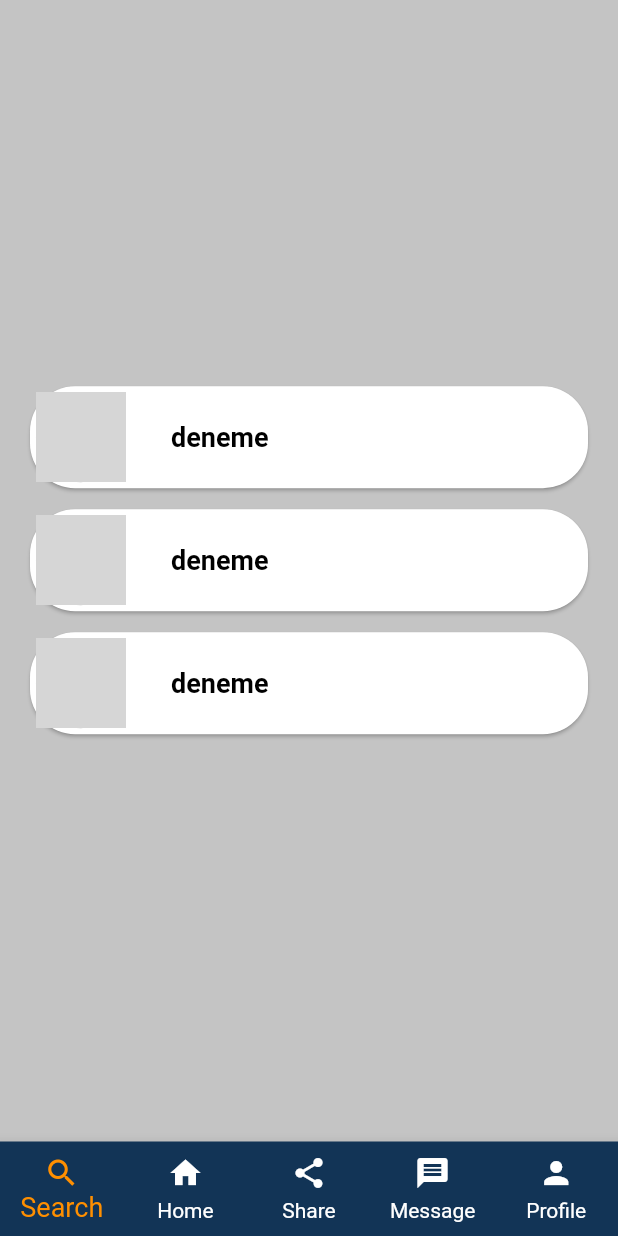
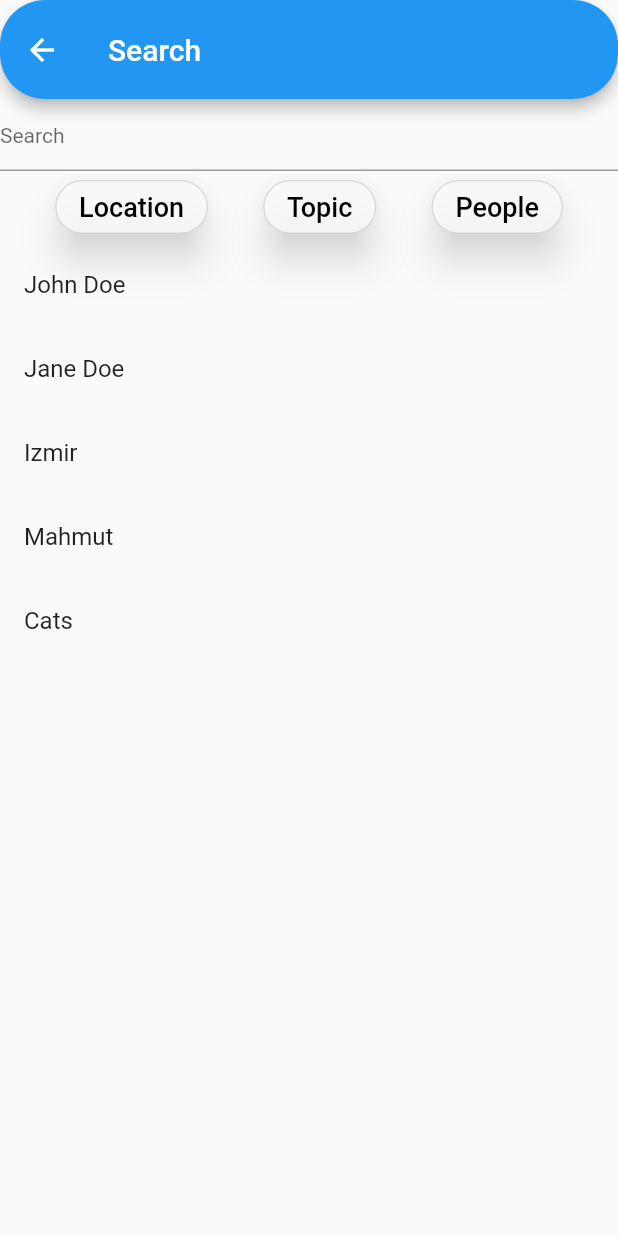
Before and after one commit to Flutter-Social-Media-Clone/Flutter-Social-Media-Clone, a Flutter app: the screen it shows after launch, on a phone screen of 412 x 824 dp. Run offline on Flutter 3.47's test engine with Material 2 defaults, Android fonts, the phone set to English and light mode, and no system bars; our stand-ins replace carousel_slider, shared_preferences, stacked; grey boxes are pictures that could not be loaded.

Commit message:
added search bar

```diff
--- /dev/null
+++ b/lib/core/models/search_bar.dart
@@ -0,0 +1,135 @@
+import 'package:cs310insta/core/models/search_bar.dart';
+import 'package:cs310insta/ui/main_app_screen/main_app_viewmodel.dart';
+import 'package:cs310insta/utils/color.dart';
+import 'package:flutter/material.dart';
+import 'package:stacked/stacked.dart';
+import 'package:cs310insta/utils/style.dart';
+
+class SearchBar extends StatefulWidget {
+  SearchBar({
+    Key key,
+  }) : super(key: key);
+
+  @override
+  _SearchBar createState() => _SearchBar();
+}
+
+class _SearchBar extends State<SearchBar> {
+  List fooList = ['John Doe', 'Jane Doe', 'Izmir', 'Mahmut', 'Cats'];
+  List filteredList = List();
+  @override
+  void initState() {
+    super.initState();
+    filteredList = fooList;
+  }
+
+  void filter(String inputString) {
+    filteredList =
+        fooList.where((i) => i.toLowerCase().contains(inputString)).toList();
+    setState(() {});
+  }
+
+  @override
+  Widget build(BuildContext context) {
+    return Scaffold(
+      appBar: AppBar(
+            leading: Icon(Icons.arrow_back_outlined ),
+            toolbarHeight: 66, // default is 56
+              //toolbarOpacity: 1,
+            shape:
+                  RoundedRectangleBorder(borderRadius: BorderRadius.circular(30)),
+            title: Text('Search'),
+      ),
+      body: Column(
+        children: [
+          TextField(
+            decoration: InputDecoration(
+              hintText: 'Search ',
+              hintStyle: TextStyle(
+                fontSize: 14,
+              ),
+            ),
+            onChanged: (text) {
+              text = text.toLowerCase();
+              filter(text);
+            },
+          ),
+          Expanded(
+    child: Container(
+      height: 150,
+      child: Column(
+        children: <Widget>[
+          Row(
+              mainAxisSize: MainAxisSize.max,
+              mainAxisAlignment: MainAxisAlignment.spaceEvenly,
+              children: <Widget>[
+                OutlinedButton(
+                 child: Text(
+                 "Location",
+                  style: login_signupButtonTextStyle,
+                  ),
+                  style: login_signupButtonStyle,
+                  onPressed: () {}),
+                OutlinedButton(
+                 child: Text(
+                 "Topic",
+                  style: login_signupButtonTextStyle,
+                  ),
+                  style: login_signupButtonStyle,
+                  onPressed: () {},
+                ),
+                OutlinedButton(
+                 child: Text(
+                 "People",
+                  style: login_signupButtonTextStyle,
+                  ),
+                  style: login_signupButtonStyle,
+                  onPressed: () {},
+                ),
+              ]),
+          Expanded(
+            child: ListView.builder(
+              itemCount: filteredList.length,
+              itemBuilder: (BuildContext context, int index) => ListTile(
+                title: Text(filteredList[index]),
+                onTap: () {
+                  Navigator.push(
+                    context,
+                    MaterialPageRoute(
+                      builder: (context) => Display(
+                        text: filteredList[index],
+                      ),
+                    ),
+                  );
+                },
+              ),
+            ),
+          )
+
+        ]
+    ),
+    ),
+
+
+          ),
+
+
+        ],
+      ),
+    );
+  }
+}
+
+class Display extends StatelessWidget {
+  final String text;
+
+  const Display({Key key, this.text}) : super(key: key);
+  @override
+  Widget build(BuildContext context) {
+    return Scaffold(
+      body: Center(
+        child: Text(text),
+      ),
+    );
+  }
+}
--- a/lib/main.dart
+++ b/lib/main.dart
@@ -6,6 +6,7 @@ import 'package:cs310insta/ui/walkthrough_screen/walkthrough_screen.dart';
 import 'package:cs310insta/ui/welcome_screen/welcome_screen.dart';
 import 'package:flutter/material.dart';
 import 'package:shared_preferences/shared_preferences.dart';
+import 'package:cs310insta/core/models/search_bar.dart';
 
 void main() => runApp(MyApp());
 
@@ -34,13 +35,14 @@ class MyApp extends StatelessWidget {
           print("SNAP ${snapshot.data}");
           return MaterialApp(
             initialRoute:
-                "/notification", //snapshot.data ? "/welcome" : "/walkthrough",
+                "/search", //snapshot.data ? "/welcome" : "/walkthrough",
             routes: {
               "/walkthrough": (context) => WalkthroughScreen(),
               "/welcome": (context) => WelcomeScreen(),
               "/login": (context) => LoginScreen(),
               "/signup": (context) => SignupScreen(),
               "/notification": (context) => MainAppScreen(),
+              "/search": (context) => SearchBar(),
             },
           );
         }
```
